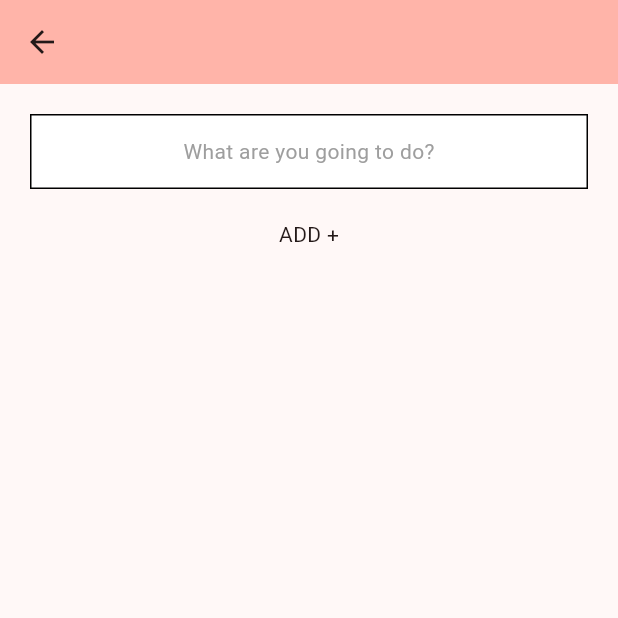
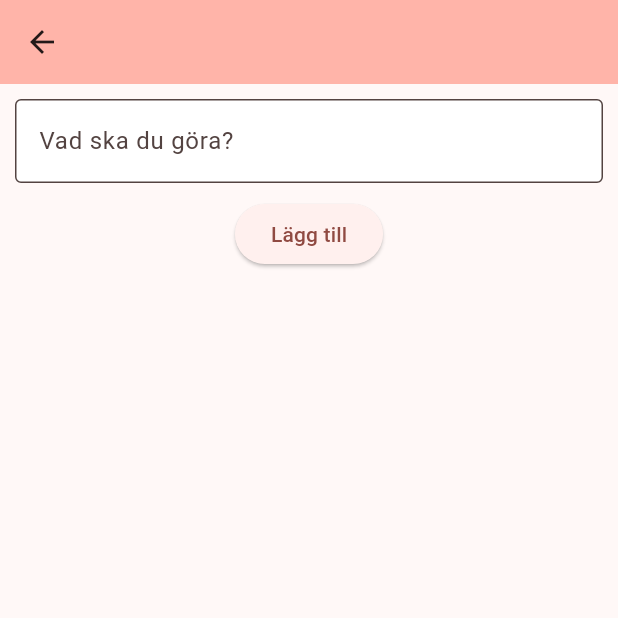
Before and after one commit to gu-tig333-ht24/gusfaldid, a Flutter app: the screen it shows after launch, after a tap on the "add" icon, on a phone screen of 412 x 824 dp, the top half of it. Run offline on Flutter 3.47's test engine with Material 3 defaults, Android fonts, the phone set to English and light mode, and no system bars.

Commit message:
steg 2 tillståndhantering

```diff
--- /dev/null
+++ b/lib/add_to_do_page.dart
@@ -0,0 +1,50 @@
+import 'package:flutter/material.dart';
+import 'package:provider/provider.dart';
+import 'package:template/main.dart';
+
+class AddToDoPage extends StatefulWidget {
+  const AddToDoPage({super.key});
+
+  @override
+  State<AddToDoPage> createState() => _AddToDoPageState();
+}
+
+class _AddToDoPageState extends State<AddToDoPage> {
+  late String newToDo;
+
+  @override
+  Widget build(BuildContext context) {
+    return Scaffold(
+      appBar:
+          AppBar(backgroundColor: Theme.of(context).colorScheme.inversePrimary),
+      body: Column(
+        mainAxisAlignment: MainAxisAlignment.start,
+        crossAxisAlignment: CrossAxisAlignment.stretch,
+        children: [
+          Padding(
+            padding: EdgeInsets.all(10),
+            child: TextField(
+              decoration: InputDecoration(
+                  hintText: 'Vad ska du göra?',
+                  filled: true,
+                  fillColor: Colors.white,
+                  border: OutlineInputBorder()),
+              onChanged: (text) {
+                newToDo = text;
+              },
+            ),
+          ),
+          Center(
+            child: ElevatedButton(
+              onPressed: () {
+                context.read<MyState>().addToList(newToDo);
+                Navigator.pop(context);
+              },
+              child: Text('Lägg till'),
+            ),
+          ),
+        ],
+      ),
+    );
+  }
+}
--- a/lib/main.dart
+++ b/lib/main.dart
@@ -1,11 +1,59 @@
 // ignore_for_file: prefer_const_constructors
 
-// Steg 1 UI
+// Steg 2 vilkorshantering
 
 import 'package:flutter/material.dart';
 
+import 'package:provider/provider.dart';
+import 'package:template/add_to_do_page.dart';
+import 'package:template/to_do_widget.dart';
+
+class MyState extends ChangeNotifier {
+  final List _toDoLista = [];
+
+  String _sortBy = 'All';
+
+  List get toDoLista {
+    if (_sortBy == 'All') {
+      return _toDoLista;
+    } else if (_sortBy == 'Done') {
+      return _toDoLista.where((todo) => todo.done).toList();
+    } else if (_sortBy == 'Undone') {
+      return _toDoLista.where((todo) => !todo.done).toList();
+    }
+    return _toDoLista;
+  }
+
+  void addToList(String text) {
+    ToDo(text);
+    _toDoLista.add(ToDo(text));
+    notifyListeners();
+  }
+
+  void setSortBy(String value) {
+    _sortBy = value;
+    notifyListeners();
+  }
+
+  void setBool(ToDo todo) {
+    todo.done = !todo.done;
+    notifyListeners();
+  }
+
+  void deleteToDo(ToDo todo) {
+    _toDoLista.remove(todo);
+    notifyListeners();
+  }
+}
+
 void main() {
-  runApp(const MyApp());
+  MyState state = MyState();
+  runApp(
+    ChangeNotifierProvider(
+      create: (context) => state,
+      child: const MyApp(),
+    ),
+  );
 }
 
 class MyApp extends StatelessWidget {
@@ -26,7 +74,8 @@ class MyApp extends StatelessWidget {
 }
 
 class ToDo {
-  final String toDoText;
+  String toDoText;
+  bool done = false;
 
   ToDo(this.toDoText);
 }
@@ -44,24 +93,26 @@ class MyHomePage extends StatefulWidget {
 class _MyHomePageState extends State<MyHomePage> {
   @override
   Widget build(BuildContext context) {
-    List<ToDo> todos = [
-      ToDo('käka mat'),
-      ToDo('Pluggga'),
-      ToDo('Koda'),
-      ToDo('sova'),
-      ToDo('käka mat'),
-      ToDo('Pluggga'),
-      ToDo('Koda'),
-      ToDo('sova'),
-      ToDo('käka mat'),
-      ToDo('Pluggga'),
-      ToDo('Koda'),
-      ToDo('sova')
-    ];
+    var todos = context.watch<MyState>().toDoLista;
     return Scaffold(
       appBar: AppBar(
         backgroundColor: Theme.of(context).colorScheme.inversePrimary,
         title: Text(widget.title),
+        actions: [
+          PopupMenuButton(
+            onSelected: (String result) {
+              context.read<MyState>().setSortBy(result);
+            },
+            itemBuilder: (BuildContext context) => <PopupMenuEntry<String>>[
+              const PopupMenuItem(value: 'All', child: Text('All')),
+              const PopupMenuItem<String>(
+                value: 'Done',
+                child: Text('Done'),
+              ),
+              const PopupMenuItem(value: 'Undone', child: Text('Undone')),
+            ],
+          ),
+        ],
       ),
       body: ListView(
         children: todos.map((todo) => ToDoWidget(todo)).toList(),
@@ -78,84 +129,3 @@ class _MyHomePageState extends State<MyHomePage> {
     );
   }
 }
-
-// här är koden för den sidan där man ska kunna lägga till nya ToDos
-
-class AddToDoPage extends StatelessWidget {
-  const AddToDoPage({super.key});
-
-  @override
-  Widget build(BuildContext context) {
-    return Scaffold(
-      appBar:
-          AppBar(backgroundColor: Theme.of(context).colorScheme.inversePrimary),
-      body: Column(
-        mainAxisAlignment: MainAxisAlignment.start,
-        crossAxisAlignment: CrossAxisAlignment.stretch,
-        children: [
-          Padding(
-            padding: const EdgeInsets.all(20),
-            child: Container(
-              height: 50,
-              decoration: BoxDecoration(
-                  color: Colors.white, border: Border.all(color: Colors.black)),
-              child: Center(
-                child: Text(
-                  'What are you going to do?',
-                  style: TextStyle(color: Colors.grey),
-                ),
-              ),
-            ),
-          ),
-          Center(child: Text('ADD +')),
-        ],
-      ),
-    );
-  }
-}
-
-// Kod som bygger en instansa av todowidgeten, anropas i homepage koden.
-
-class ToDoWidget extends StatelessWidget {
-  final ToDo todo;
-  const ToDoWidget(this.todo, {super.key});
-
-  @override
-  Widget build(BuildContext context) {
-    return Column(
-      crossAxisAlignment: CrossAxisAlignment.stretch,
-      mainAxisSize: MainAxisSize.min,
-      children: [
-        Row(
-          mainAxisAlignment: MainAxisAlignment.spaceEvenly,
-          children: [
-            Padding(
-              padding: const EdgeInsets.all(10),
-              child: Container(
-                width: 20,
-                height: 20,
-                decoration: BoxDecoration(
-                    color: Colors.white,
-                    border: Border.all(color: Colors.black)),
-              ),
-            ),
-            Expanded(
-              child: Text(
-                todo.toDoText,
-                style: TextStyle(fontSize: 20),
-              ),
-            ),
-            Padding(
-              padding: const EdgeInsets.all(10),
-              child: Icon(Icons.close),
-            )
-          ],
-        ),
-        Container(
-          height: 1,
-          color: Colors.grey,
-        )
-      ],
-    );
-  }
-}
```
Also changed, not shown: lib/to_do_widget.dart (added, +53 -0 lines).
